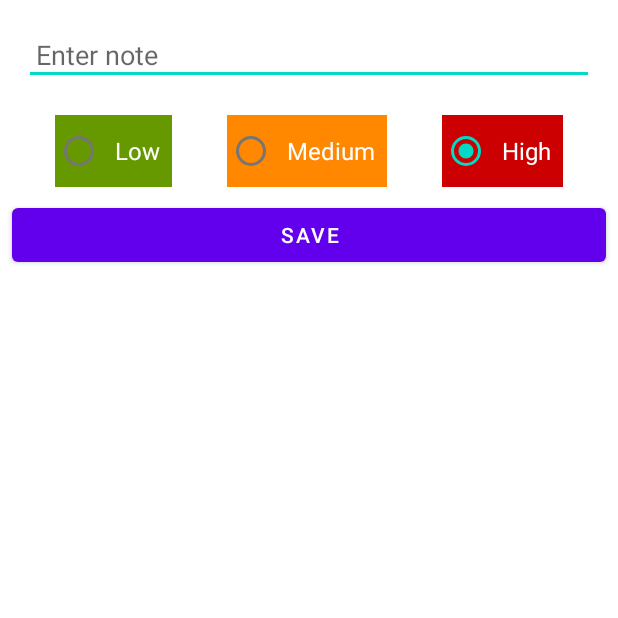
After one commit to AlanKeeps/Todo_list_Java, an Android app: the AddNoteActivity screen opened directly, with no data from a screen before it, on a phone screen of 412 x 824 dp, the top half of it. The commit adds this screen. Run offline under Robolectric (Android 15) with nearby library versions, the phone set to English and light mode, and no system bars.

Commit message:
add second screen

```diff
--- a/app/src/main/AndroidManifest.xml
+++ b/app/src/main/AndroidManifest.xml
@@ -14,6 +14,9 @@
         android:theme="@style/Theme.TodoList"
         tools:targetApi="31">
         <activity
+            android:name=".AddNoteActivity"
+            android:exported="false" />
+        <activity
             android:name=".MainActivity"
             android:exported="true">
             <intent-filter>
--- /dev/null
+++ b/app/src/main/java/com/example/todolist/AddNoteActivity.java
@@ -0,0 +1,60 @@
+package com.example.todolist;
+
+import androidx.appcompat.app.AppCompatActivity;
+
+import android.content.Context;
+import android.content.Intent;
+import android.os.Bundle;
+import android.view.View;
+import android.widget.Button;
+import android.widget.EditText;
+import android.widget.RadioButton;
+
+public class AddNoteActivity extends AppCompatActivity {
+
+    private EditText editTextNote;
+    private RadioButton radioButtonLow;
+    private RadioButton radioButtonMedium;
+    private Button buttonSave;
+
+    @Override
+    protected void onCreate(Bundle savedInstanceState) {
+        super.onCreate(savedInstanceState);
+        setContentView(R.layout.activity_add_note);
+        initViews();
+        buttonSave.setOnClickListener(new View.OnClickListener() {
+            @Override
+            public void onClick(View view) {
+                saveNote();
+            }
+        });
+    }
+
+    private void initViews() {
+        editTextNote = findViewById(R.id.editTextNote);
+        radioButtonLow = findViewById(R.id.radioButtonLow);
+        radioButtonMedium = findViewById(R.id.radioButtonMedium);
+        buttonSave = findViewById(R.id.buttonSave);
+    }
+
+    private void saveNote() {
+        String text = editTextNote.getText().toString().trim();
+        int prioity = getPriority();
+    }
+
+    private int getPriority() {
+        int priority;
+        if (radioButtonLow.isChecked()) {
+            priority = 0;
+        } else if (radioButtonMedium.isChecked()) {
+            priority = 1;
+        } else {
+            priority = 2;
+        }
+        return priority;
+    }
+
+    public static Intent newIntent(Context context) {
+        return new Intent(context, AddNoteActivity.class);
+    }
+}
--- a/app/src/main/java/com/example/todolist/MainActivity.java
+++ b/app/src/main/java/com/example/todolist/MainActivity.java
@@ -3,6 +3,7 @@ package com.example.todolist;
 import androidx.appcompat.app.AppCompatActivity;
 import androidx.core.content.ContextCompat;
 
+import android.content.Intent;
 import android.os.Bundle;
 import android.view.View;
 import android.widget.LinearLayout;
@@ -28,11 +29,18 @@ public class MainActivity extends AppCompatActivity {
 
         Random random = new Random();
 
-        for (int i = 0; i <20; i++ ){
+        for (int i = 0; i < 20; i++) {
             Note note = new Note(i, "Note " + i, random.nextInt(3));
             notes.add(note);
         }
         showNotes();
+        buttonAddNote.setOnClickListener(new View.OnClickListener() {
+            @Override
+            public void onClick(View view) {
+                Intent intent = AddNoteActivity.newIntent(MainActivity.this);
+                startActivity(intent);
+            }
+        });
     }
 
     private void initViews() {
@@ -51,7 +59,7 @@ public class MainActivity extends AppCompatActivity {
             textViewNote.setText(note.getText());
 
             int colorResId;
-            switch(note.getPriority()){
+            switch (note.getPriority()) {
                 case 0:
                     colorResId = android.R.color.holo_green_dark;
                     break;
--- /dev/null
+++ b/app/src/main/res/layout/activity_add_note.xml
@@ -0,0 +1,77 @@
+<?xml version="1.0" encoding="utf-8"?>
+<androidx.constraintlayout.widget.ConstraintLayout xmlns:android="http://schemas.android.com/apk/res/android"
+    xmlns:app="http://schemas.android.com/apk/res-auto"
+    xmlns:tools="http://schemas.android.com/tools"
+    android:layout_width="match_parent"
+    android:layout_height="match_parent"
+    tools:context=".AddNoteActivity">
+
+    <EditText
+        android:id="@+id/editTextNote"
+        android:layout_width="0dp"
+        android:layout_height="wrap_content"
+        android:layout_margin="16dp"
+        android:ems="10"
+        android:inputType="textPersonName"
+        android:padding="8dp"
+        android:hint="@string/enter_note"
+        app:layout_constraintEnd_toEndOf="parent"
+        app:layout_constraintStart_toStartOf="parent"
+        app:layout_constraintTop_toTopOf="parent" />
+
+    <RadioButton
+        android:id="@+id/radioButtonLow"
+        android:layout_width="wrap_content"
+        android:layout_height="wrap_content"
+        android:padding="8dp"
+        android:layout_marginTop="20dp"
+        android:text="@string/low"
+        android:textColor="@android:color/white"
+        android:textSize="16sp"
+        android:background="@android:color/holo_green_dark"
+        app:layout_constraintEnd_toStartOf="@+id/radioButtonMedium"
+        app:layout_constraintHorizontal_bias="0.5"
+        app:layout_constraintStart_toStartOf="parent"
+        app:layout_constraintTop_toBottomOf="@+id/editTextNote" />
+
+    <RadioButton
+        android:id="@+id/radioButtonMedium"
+        android:layout_width="wrap_content"
+        android:layout_height="wrap_content"
+        android:padding="8dp"
+        android:text="@string/medium"
+        android:textSize="16sp"
+        android:textColor="@android:color/white"
+        android:background="@android:color/holo_orange_dark"
+        app:layout_constraintEnd_toStartOf="@+id/radioButtonHigh"
+        app:layout_constraintHorizontal_bias="0.5"
+        app:layout_constraintStart_toEndOf="@+id/radioButtonLow"
+        app:layout_constraintTop_toTopOf="@+id/radioButtonLow" />
+
+    <RadioButton
+        android:id="@+id/radioButtonHigh"
+        android:layout_width="wrap_content"
+        android:layout_height="wrap_content"
+        android:padding="8dp"
+        android:text="@string/high"
+        android:checked="true"
+        android:textSize="16sp"
+        android:textColor="@android:color/white"
+        android:background="@android:color/holo_red_dark"
+        app:layout_constraintEnd_toEndOf="parent"
+        app:layout_constraintHorizontal_bias="0.5"
+        app:layout_constraintStart_toEndOf="@+id/radioButtonMedium"
+        app:layout_constraintTop_toTopOf="@+id/radioButtonMedium" />
+
+    <Button
+        android:id="@+id/buttonSave"
+        android:layout_width="0dp"
+        android:layout_height="wrap_content"
+        android:layout_marginTop="32dp"
+        android:text="@string/save"
+        app:layout_constraintEnd_toEndOf="parent"
+        android:layout_margin="8dp"
+        android:padding="8dp"
+        app:layout_constraintStart_toStartOf="parent"
+        app:layout_constraintTop_toBottomOf="@+id/radioButtonMedium" />
+</androidx.constraintlayout.widget.ConstraintLayout>
--- a/app/src/main/res/values-night/themes.xml
+++ b/app/src/main/res/values-night/themes.xml
@@ -1,6 +1,6 @@
 <resources xmlns:tools="http://schemas.android.com/tools">
     <!-- Base application theme. -->
-    <style name="Theme.TodoList" parent="Theme.MaterialComponents.DayNight.DarkActionBar">
+    <style name="Theme.TodoList" parent="Theme.MaterialComponents.DayNight.NoActionBar">
         <!-- Primary brand color. -->
         <item name="colorPrimary">@color/purple_200</item>
         <item name="colorPrimaryVariant">@color/purple_700</item>
--- a/app/src/main/res/values/strings.xml
+++ b/app/src/main/res/values/strings.xml
@@ -1,3 +1,8 @@
 <resources>
     <string name="app_name">Todo list</string>
+    <string name="enter_note">Enter note</string>
+    <string name="save">Save</string>
+    <string name="high">High</string>
+    <string name="medium">Medium</string>
+    <string name="low">Low</string>
 </resources>
--- a/app/src/main/res/values/themes.xml
+++ b/app/src/main/res/values/themes.xml
@@ -1,6 +1,6 @@
 <resources xmlns:tools="http://schemas.android.com/tools">
     <!-- Base application theme. -->
-    <style name="Theme.TodoList" parent="Theme.MaterialComponents.DayNight.DarkActionBar">
+    <style name="Theme.TodoList" parent="Theme.MaterialComponents.DayNight.NoActionBar">
         <!-- Primary brand color. -->
         <item name="colorPrimary">@color/purple_500</item>
         <item name="colorPrimaryVariant">@color/purple_700</item>
```
